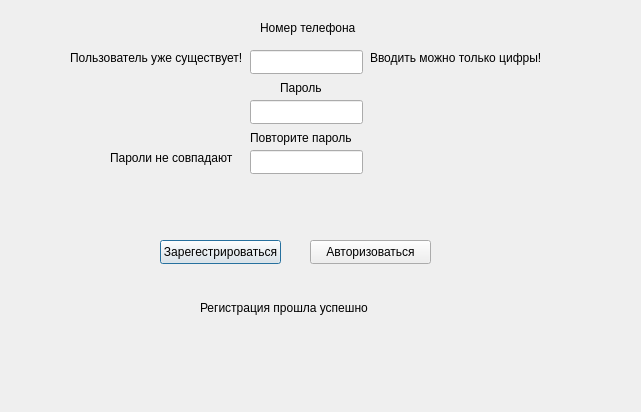
First picture: the form in registration.ui, repository artik0811/ud_kursach, before the edit.
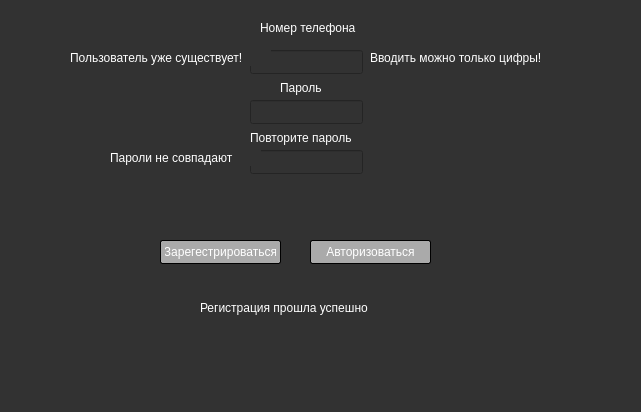
Second picture: the form after the edit.

What changed in the file:
```diff
--- a/registration.ui
+++ b/registration.ui
@@ -13,6 +13,9 @@
   <property name="windowTitle">
    <string>Dialog</string>
   </property>
+  <property name="styleSheet">
+   <string notr="true">background-color: rgb(50,50,50)</string>
+  </property>
   <widget class="QLineEdit" name="loginEdit">
    <property name="geometry">
     <rect>
@@ -22,6 +25,9 @@
      <height>24</height>
     </rect>
    </property>
+   <property name="styleSheet">
+    <string notr="true">color: rgb(255,255,255)</string>
+   </property>
   </widget>
   <widget class="QLineEdit" name="pass1Edit">
    <property name="geometry">
@@ -32,6 +38,9 @@
      <height>24</height>
     </rect>
    </property>
+   <property name="styleSheet">
+    <string notr="true">color: rgb(255,255,255)</string>
+   </property>
   </widget>
   <widget class="QLineEdit" name="passEdit2">
    <property name="geometry">
@@ -42,6 +51,9 @@
      <height>24</height>
     </rect>
    </property>
+   <property name="styleSheet">
+    <string notr="true">color: rgb(255,255,255)</string>
+   </property>
   </widget>
   <widget class="QPushButton" name="pushButton">
    <property name="geometry">
@@ -52,6 +64,19 @@
      <height>24</height>
     </rect>
    </property>
+   <property name="styleSheet">
+    <string notr="true">QPushButton{padding:4px;
+    color: #fff;
+    border-radius: 2px;
+    border: 1px solid #000000;
+    background-color: rgb(170,170,170);
+}
+QPushButton:pressed {
+    color: #111;
+    background: #fff;
+}
+</string>
+   </property>
    <property name="text">
     <string>Зарегестрироваться</string>
    </property>
@@ -65,6 +90,9 @@
      <height>16</height>
     </rect>
    </property>
+   <property name="styleSheet">
+    <string notr="true">color: rgb(255,255,255)</string>
+   </property>
    <property name="text">
     <string>Номер телефона</string>
    </property>
@@ -78,6 +106,9 @@
      <height>16</height>
     </rect>
    </property>
+   <property name="styleSheet">
+    <string notr="true">color: rgb(255,255,255)</string>
+   </property>
    <property name="text">
     <string>Пароль</string>
    </property>
@@ -91,6 +122,9 @@
      <height>16</height>
     </rect>
    </property>
+   <property name="styleSheet">
+    <string notr="true">color: rgb(255,255,255)</string>
+   </property>
    <property name="text">
     <string>Повторите пароль</string>
    </property>
@@ -104,6 +138,19 @@
      <height>24</height>
     </rect>
    </property>
+   <property name="styleSheet">
+    <string notr="true">QPushButton{padding:4px;
+    color: #fff;
+    border-radius: 2px;
+    border: 1px solid #000000;
+    background-color: rgb(170,170,170);
+}
+QPushButton:pressed {
+    color: #111;
+    background: #fff;
+}
+</string>
+   </property>
    <property name="text">
     <string>Авторизоваться</string>
    </property>
@@ -117,6 +164,9 @@
      <height>16</height>
     </rect>
    </property>
+   <property name="styleSheet">
+    <string notr="true">color: rgb(255,255,255)</string>
+   </property>
    <property name="text">
     <string>Пользователь уже существует!</string>
    </property>
@@ -130,6 +180,9 @@
      <height>16</height>
     </rect>
    </property>
+   <property name="styleSheet">
+    <string notr="true">color: rgb(255,255,255)</string>
+   </property>
    <property name="text">
     <string>Пароли не совпадают</string>
    </property>
@@ -143,6 +196,9 @@
      <height>16</height>
     </rect>
    </property>
+   <property name="styleSheet">
+    <string notr="true">color: rgb(255,255,255)</string>
+   </property>
    <property name="text">
     <string>Регистрация прошла успешно</string>
    </property>
@@ -156,6 +212,9 @@
      <height>16</height>
     </rect>
    </property>
+   <property name="styleSheet">
+    <string notr="true">color: rgb(255,255,255)</string>
+   </property>
    <property name="text">
     <string>Вводить можно только цифры!</string>
    </property>
```
